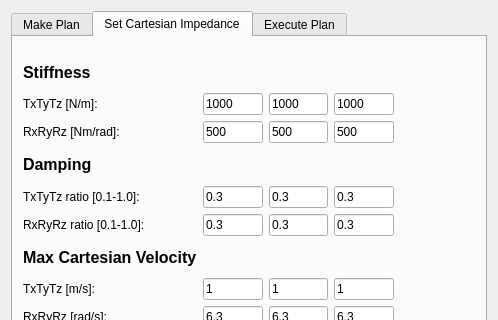
Above: moveit_cartesian_plan_plugin/src/widgets/path_planning_widget.ui from ros-industrial-attic/fermi before the change; both pictures show x 0 to 498 and y 0 to 320 of the 498 by 644 pixel window. Below: the same form after it.
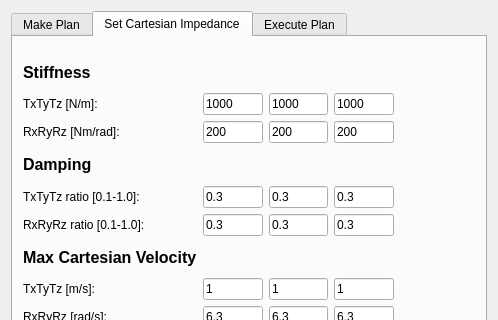
That is the form after the change. The open tabs and pages were chosen to show the change.

Commit message: minor default values changes in the UI

Diff of the .ui file:
```diff
--- a/moveit_cartesian_plan_plugin/src/widgets/path_planning_widget.ui
+++ b/moveit_cartesian_plan_plugin/src/widgets/path_planning_widget.ui
@@ -354,14 +354,14 @@
         <item row="2" column="1">
          <widget class="QLineEdit" name="txt_Stiffness_RX">
           <property name="text">
-           <string>500</string>
+           <string>200</string>
           </property>
          </widget>
         </item>
         <item row="2" column="2">
          <widget class="QLineEdit" name="txt_Stiffness_RY">
           <property name="text">
-           <string>500</string>
+           <string>200</string>
           </property>
          </widget>
         </item>
@@ -389,7 +389,7 @@
         <item row="2" column="3">
          <widget class="QLineEdit" name="txt_Stiffness_RZ">
           <property name="text">
-           <string>500</string>
+           <string>200</string>
           </property>
          </widget>
         </item>
```
Left out of the diff: 4 changed lines with no effect on the pictures.
